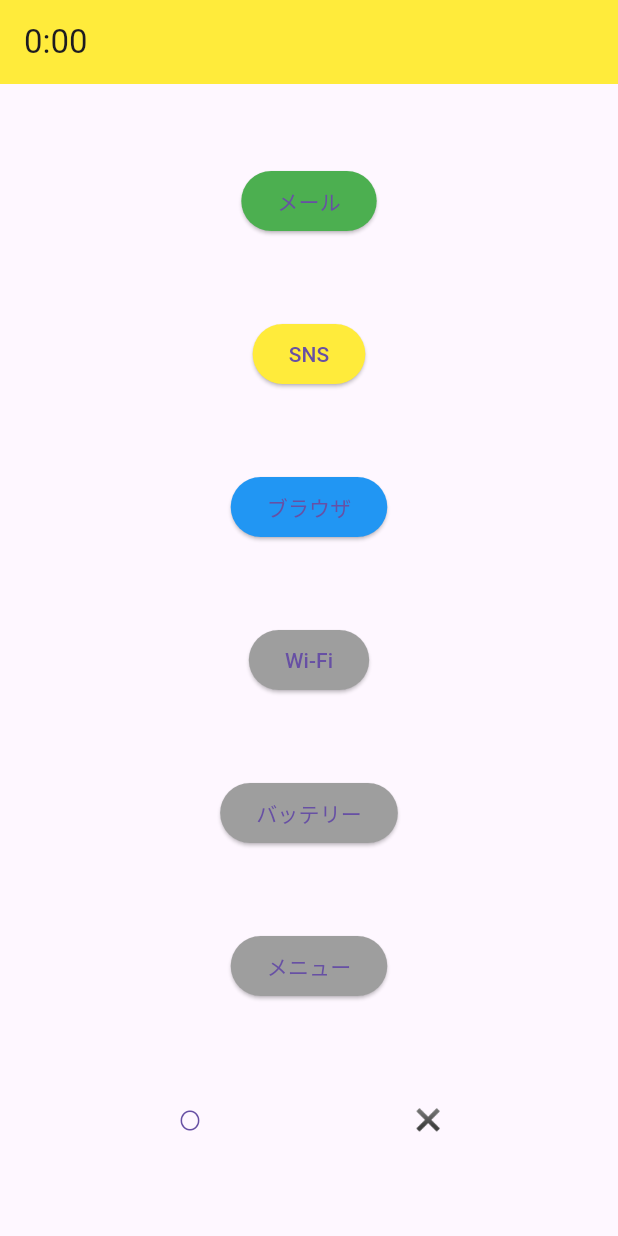
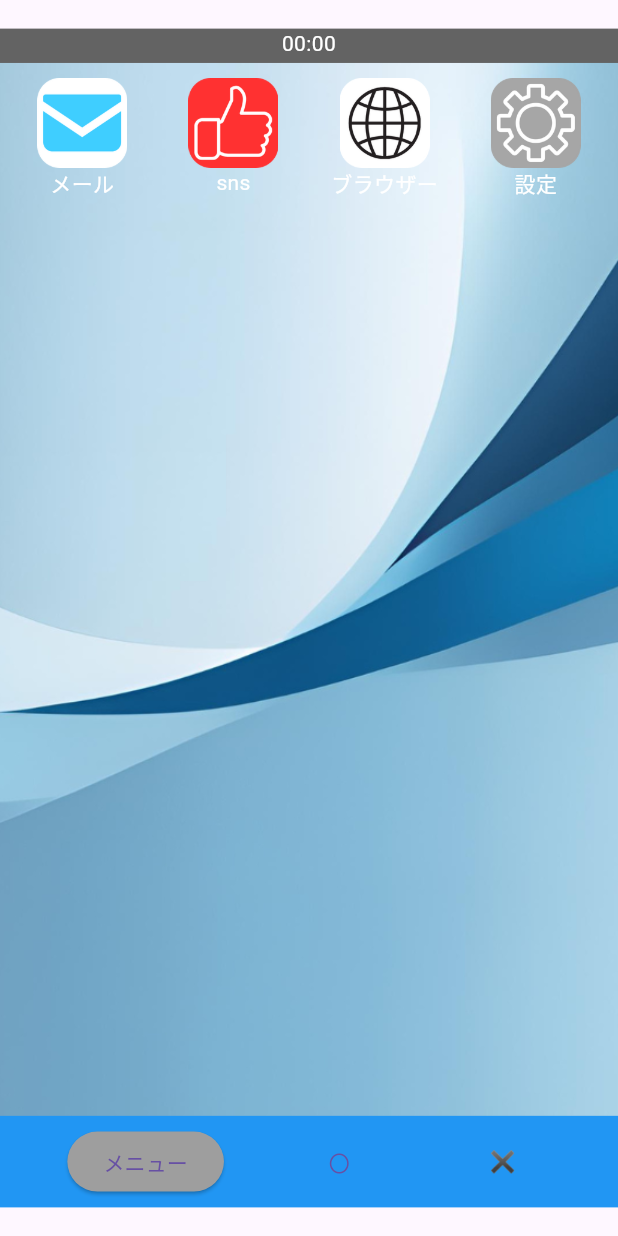
Before and after one commit to Tgacky-tech/pckapp2, a Flutter app: the screen00 screen opened by its route, on a phone screen of 412 x 824 dp. Run offline on Flutter 3.47's test engine with Material 3 defaults, Android fonts, the light colour scheme and no system bars; our stand-ins replace flutter_svg, go_router.

Commit message:
ゲーム内ホーム画面のデザイン作成

```diff
--- a/lib/0-0_screen.dart
+++ b/lib/0-0_screen.dart
@@ -11,31 +11,59 @@ class screen00 extends StatelessWidget {
       backgroundColor: Colors.yellow,
       title: const Text('0:00'),
     );
-    final pushButton1 = ElevatedButton(
+    final pushButton1 = MaterialButton(
       onPressed: () => context.push('/1'),
-      style: ElevatedButton.styleFrom(backgroundColor: Colors.green),
-      child: const Text('メール'),
+      child: Container(
+        width: 60,
+        height: 60,
+        decoration: const BoxDecoration(
+            image: DecorationImage(
+              image: AssetImage('images/mail.png'),
+              fit: BoxFit.cover,
+            )),
+    ),
     );
-    final pushButton2 = ElevatedButton(
+    final pushButton2 = MaterialButton(
       onPressed: () => context.push('/2'),
-      style: ElevatedButton.styleFrom(backgroundColor: Colors.yellow),
-      child: const Text('SNS'),
+      child: Container(
+        width: 60,
+        height: 60,
+        decoration: const BoxDecoration(
+            image: DecorationImage(
+              image: AssetImage('images/sns.png'),
+              fit: BoxFit.cover,
+            )),
+      ),
     );
-    final pushButton3 = ElevatedButton(
+    final pushButton3 = MaterialButton(
       onPressed: () => context.push('/3'),
-      style: ElevatedButton.styleFrom(backgroundColor: Colors.blue),
-      child: const Text('ブラウザ'),
+      child: Container(
+        width: 60,
+        height: 60,
+        decoration: const BoxDecoration(
+            image: DecorationImage(
+              image: AssetImage('images/browsericon.png'),
+              fit: BoxFit.cover,
+            )),
+      ),
     );
-    final pushButton4 = ElevatedButton(
+    final pushButton4 = MaterialButton(
       onPressed: () => context.push('/4'),
-      style: ElevatedButton.styleFrom(backgroundColor: Colors.grey),
-      child: const Text('Wi-Fi'),
+      child: Container(
+        width: 60,
+        height: 60,
+        decoration: const BoxDecoration(
+            image: DecorationImage(
+              image: AssetImage('images/settingsicon.png'),
+              fit: BoxFit.cover,
+            )),
+      ),
     );
-    final pushButton5 = ElevatedButton(
-      onPressed: () => context.push('/5'),
-      style: ElevatedButton.styleFrom(backgroundColor: Colors.grey),
-      child: const Text('バッテリー'),
-    );
+    // final pushButton5 = ElevatedButton(
+    //   onPressed: () => context.push('/5'),
+    //   style: ElevatedButton.styleFrom(backgroundColor: Colors.grey),
+    //   child: const Text('バッテリー'),
+    // );
     final pushButton6 = ElevatedButton(
       onPressed: () => context.push('/menu'),
       style: ElevatedButton.styleFrom(backgroundColor: Colors.grey),
@@ -50,25 +78,114 @@ class screen00 extends StatelessWidget {
       child: const Text('✖'),
     );
     return Scaffold(
-      appBar: appBar,
     body: Center(
+    child: Container(
+      decoration: const BoxDecoration(
+          image: DecorationImage(
+            image: AssetImage('images/background.png'),
+            fit: BoxFit.cover,
+          )),
     child: Column(
+    mainAxisSize: MainAxisSize.min,
+    children: <Widget>[
+    AspectRatio(
+    aspectRatio: 27 / 1.5,
+    child: Container(
+      color: Color(0xFF636363),
+      child: Text(
+        '00:00',
+        textAlign: TextAlign.center,
+        style: TextStyle(
+          color: Colors.white,
+        ),
+      ),
+    ),
+    ),
+    AspectRatio(
+    aspectRatio: 27 / 46,
+    child: Container(
+      alignment: Alignment.topCenter,
+      padding:EdgeInsets.symmetric(vertical: 10,),
+      child: Row(
         mainAxisAlignment: MainAxisAlignment.spaceEvenly,
         children: <Widget>[
+          Column(
+            children: <Widget>[
               pushButton1,
+              Text(
+                'メール',
+                textAlign: TextAlign.center,
+                style: TextStyle(
+                  color: Colors.white,
+                ),
+              ),
+            ],
+          ),
+          Column(
+            children: <Widget>[
               pushButton2,
+              Text(
+                'sns',
+                textAlign: TextAlign.center,
+                style: TextStyle(
+                  color: Colors.white,
+                ),
+              ),
+            ],
+          ),
+          Column(
+            children: <Widget>[
               pushButton3,
+              Text(
+                'ブラウザー',
+                textAlign: TextAlign.center,
+                style: TextStyle(
+                  color: Colors.white,
+                ),
+              ),
+            ],
+          ),
+          Column(
+            children: <Widget>[
               pushButton4,
-            pushButton5,
-            pushButton6,
-            Row(
+              Text(
+                '設定',
+                textAlign: TextAlign.center,
+                style: TextStyle(
+                  color: Colors.white,
+                ),
+              ),
+            ],
+          ),
+        ],
+        // children: <Widget>[
+        //   pushButton1,
+        //   pushButton2,
+        //   pushButton3,
+        //   pushButton4,
+        //   // pushButton5,
+        //
+        // ],
+      ),
+    ),
+    ),
+    AspectRatio(
+    aspectRatio: 27 / 4,
+    child: Container(
+    color: Colors.blue,
+      child: Row(
         mainAxisAlignment: MainAxisAlignment.spaceEvenly,
         children: [
+          pushButton6,
           pushButton7,
           pushButton8,
         ],
       ),
+    ),
+    )
+    // TextButton(
     ],
+    ),
     ),
     ),
     );
```
Also changed, not shown: images/background.png (added), images/browser.svg (added), images/browsericon.png (added), images/mail.png (added), images/settings.png (added), images/settingsicon.png (added), images/sns.png (added), images/ブラウザー.png (added), images/背景案.png (added), images/背景案.svg (added). Lines whose indentation alone changed are shown as unchanged.
